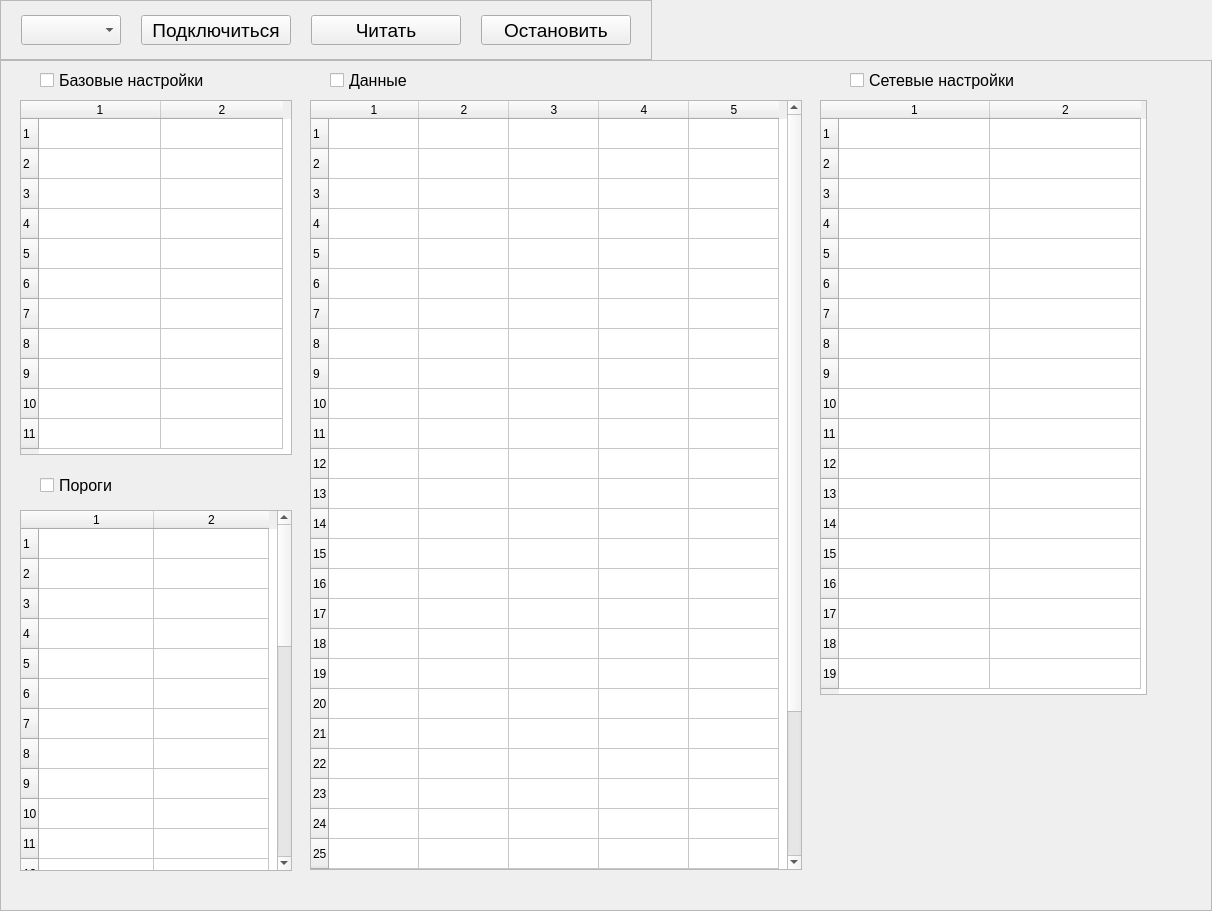
First picture: the form in ui/MainUi.ui, repository Skorikof/ControlSet_CU8_TGSM, before the edit.
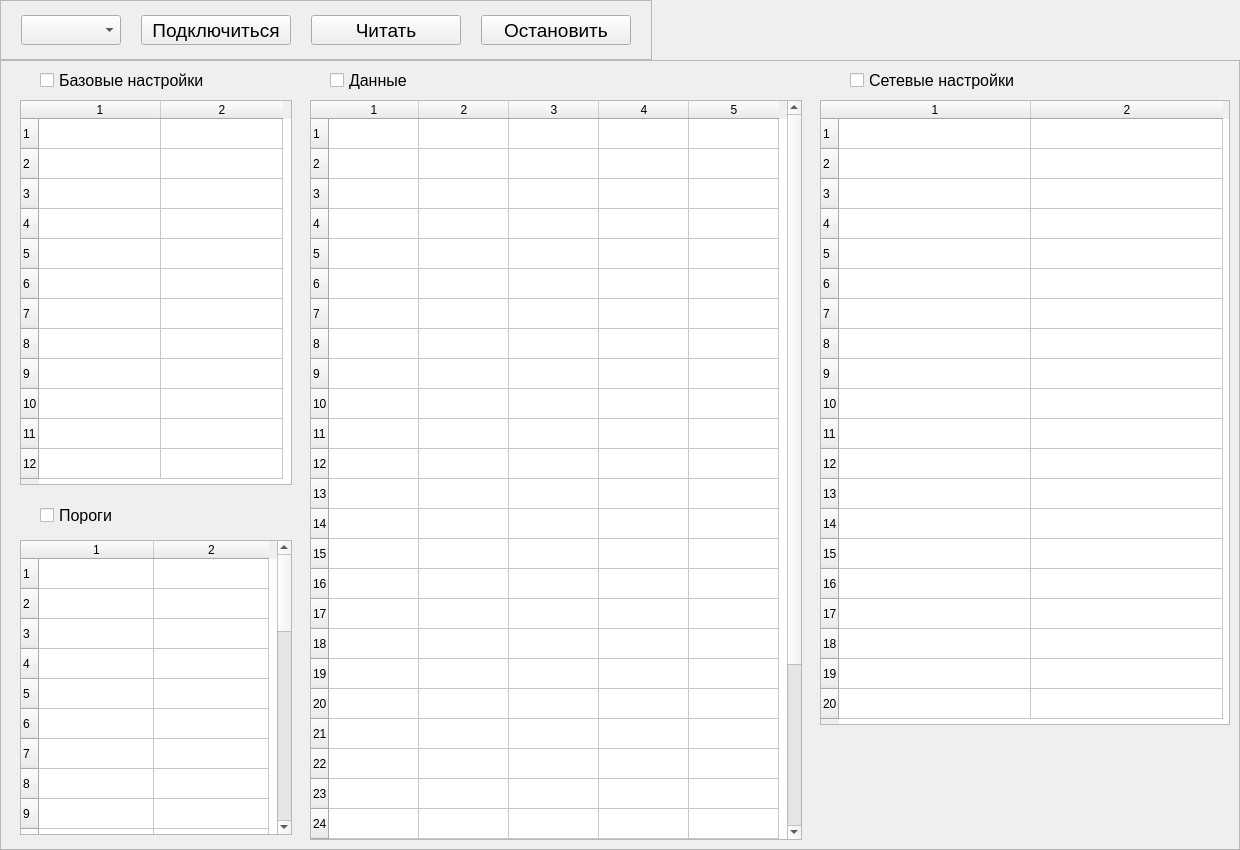
Second picture: the form after the edit.

```diff
--- a/ui/MainUi.ui
+++ b/ui/MainUi.ui
@@ -6,8 +6,8 @@
    <rect>
     <x>0</x>
     <y>0</y>
-    <width>1212</width>
-    <height>911</height>
+    <width>1240</width>
+    <height>850</height>
    </rect>
   </property>
   <property name="windowTitle">
@@ -178,25 +178,25 @@
        <property name="geometry">
         <rect>
          <x>20</x>
-         <y>450</y>
+         <y>480</y>
          <width>272</width>
-         <height>361</height>
+         <height>295</height>
         </rect>
        </property>
        <property name="minimumSize">
         <size>
          <width>272</width>
-         <height>325</height>
+         <height>295</height>
         </size>
        </property>
        <property name="maximumSize">
         <size>
          <width>272</width>
-         <height>16777215</height>
+         <height>295</height>
         </size>
        </property>
        <property name="rowCount">
-        <number>30</number>
+        <number>31</number>
        </property>
        <property name="columnCount">
         <number>2</number>
@@ -207,6 +207,10 @@
        <attribute name="horizontalHeaderMinimumSectionSize">
         <number>39</number>
        </attribute>
+       <attribute name="horizontalHeaderDefaultSectionSize">
+        <number>115</number>
+       </attribute>
+       <row/>
        <row/>
        <row/>
        <row/>
@@ -326,23 +330,23 @@
          <x>20</x>
          <y>40</y>
          <width>272</width>
-         <height>355</height>
+         <height>385</height>
         </rect>
        </property>
        <property name="minimumSize">
         <size>
          <width>272</width>
-         <height>355</height>
+         <height>385</height>
         </size>
        </property>
        <property name="maximumSize">
         <size>
          <width>272</width>
-         <height>355</height>
+         <height>385</height>
         </size>
        </property>
        <property name="rowCount">
-        <number>11</number>
+        <number>12</number>
        </property>
        <property name="columnCount">
         <number>2</number>
@@ -361,6 +365,7 @@
        <row/>
        <row/>
        <row/>
+       <row/>
        <column/>
        <column/>
        <item row="0" column="0">
@@ -385,34 +390,34 @@
         <rect>
          <x>820</x>
          <y>40</y>
-         <width>327</width>
-         <height>595</height>
+         <width>410</width>
+         <height>625</height>
         </rect>
        </property>
        <property name="minimumSize">
         <size>
-         <width>327</width>
-         <height>595</height>
+         <width>410</width>
+         <height>625</height>
         </size>
        </property>
        <property name="maximumSize">
         <size>
-         <width>327</width>
-         <height>595</height>
+         <width>410</width>
+         <height>625</height>
         </size>
        </property>
        <property name="rowCount">
-        <number>19</number>
+        <number>20</number>
        </property>
        <property name="columnCount">
         <number>2</number>
        </property>
-       <attribute name="horizontalHeaderDefaultSectionSize">
-        <number>151</number>
-       </attribute>
        <attribute name="horizontalHeaderMinimumSectionSize">
         <number>50</number>
        </attribute>
+       <attribute name="horizontalHeaderDefaultSectionSize">
+        <number>192</number>
+       </attribute>
        <attribute name="verticalHeaderDefaultSectionSize">
         <number>30</number>
        </attribute>
@@ -435,6 +440,7 @@
        <row/>
        <row/>
        <row/>
+       <row/>
        <column/>
        <column/>
       </widget>
@@ -442,7 +448,7 @@
        <property name="geometry">
         <rect>
          <x>40</x>
-         <y>410</y>
+         <y>440</y>
          <width>200</width>
          <height>30</height>
         </rect>
@@ -469,19 +475,19 @@
          <x>310</x>
          <y>40</y>
          <width>492</width>
-         <height>770</height>
+         <height>740</height>
         </rect>
        </property>
        <property name="minimumSize">
         <size>
          <width>492</width>
-         <height>770</height>
+         <height>740</height>
         </size>
        </property>
        <property name="maximumSize">
         <size>
          <width>492</width>
-         <height>16777215</height>
+         <height>740</height>
         </size>
        </property>
        <property name="rowCount">
```
Left out of the diff: 3 changed lines with no effect on the pictures.
